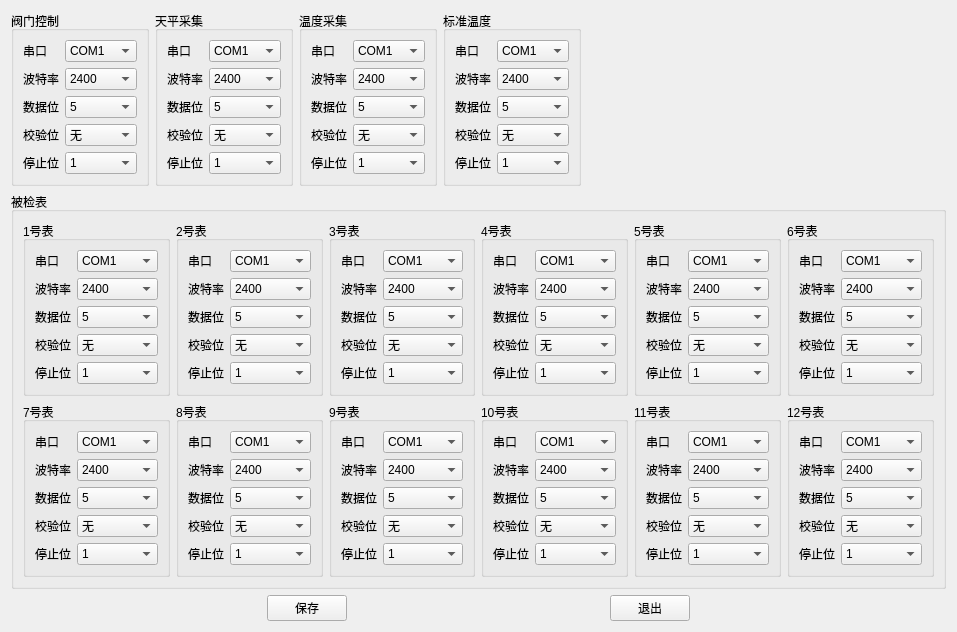
First picture: the form in source/comset/comsetdlg/ui/setcomfrm.ui, repository flimmy78/qtverify, before the edit.
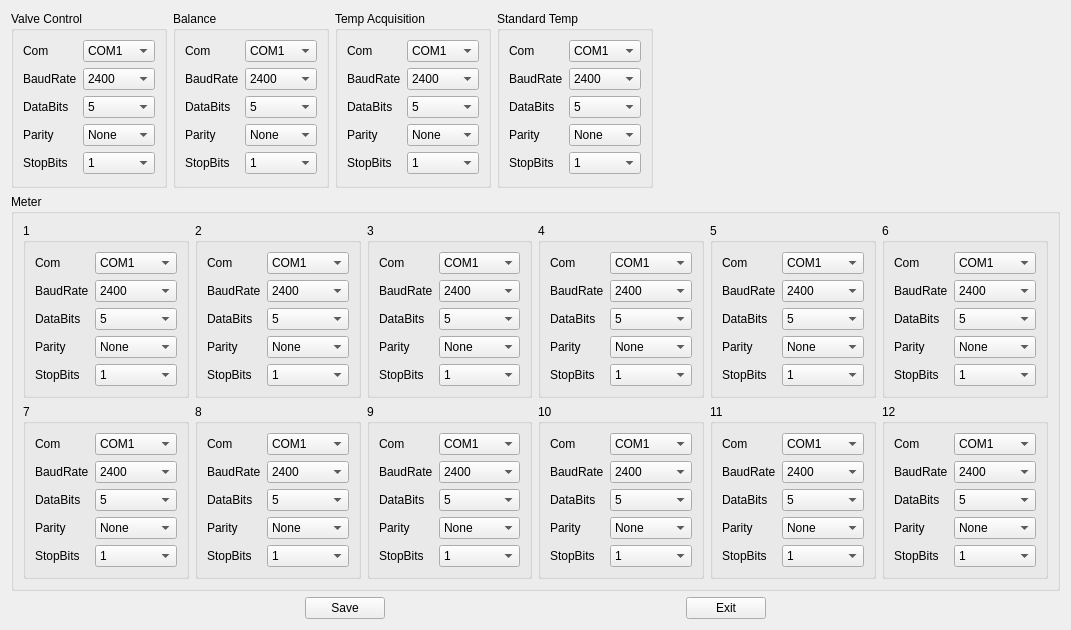
Second picture: the form after the edit.

The edit to the form file:
```diff
--- a/source/comset/comsetdlg/ui/setcomfrm.ui
+++ b/source/comset/comsetdlg/ui/setcomfrm.ui
@@ -6,7 +6,7 @@
    <rect>
     <x>0</x>
     <y>0</y>
-    <width>957</width>
+    <width>1071</width>
     <height>630</height>
    </rect>
   </property>
@@ -19,7 +19,7 @@
      <item row="0" column="0">
       <widget class="QGroupBox" name="gBoxValve">
        <property name="title">
-        <string>阀门控制</string>
+        <string>Valve Control</string>
        </property>
        <layout class="QGridLayout" name="gridLayout_4">
         <item row="0" column="0">
@@ -31,7 +31,7 @@
            </sizepolicy>
           </property>
           <property name="text">
-           <string>串口</string>
+           <string>Com</string>
           </property>
          </widget>
         </item>
@@ -142,7 +142,7 @@
         <item row="1" column="0">
          <widget class="QLabel" name="label_4">
           <property name="text">
-           <string>波特率</string>
+           <string>BaudRate</string>
           </property>
          </widget>
         </item>
@@ -188,7 +188,7 @@
         <item row="2" column="0">
          <widget class="QLabel" name="label_5">
           <property name="text">
-           <string>数据位</string>
+           <string>DataBits</string>
           </property>
          </widget>
         </item>
@@ -219,7 +219,7 @@
         <item row="3" column="0">
          <widget class="QLabel" name="label_6">
           <property name="text">
-           <string>校验位</string>
+           <string>Parity</string>
           </property>
          </widget>
         </item>
@@ -227,7 +227,7 @@
          <widget class="QComboBox" name="comboValveChkBit">
           <item>
            <property name="text">
-            <string>无</string>
+            <string>None</string>
            </property>
           </item>
           <item>
@@ -245,7 +245,7 @@
         <item row="4" column="0">
          <widget class="QLabel" name="label_7">
           <property name="text">
-           <string>停止位</string>
+           <string>StopBits</string>
           </property>
          </widget>
         </item>
@@ -274,7 +274,7 @@
      <item row="0" column="1">
       <widget class="QGroupBox" name="gBoxBalance">
        <property name="title">
-        <string>天平采集</string>
+        <string>Balance</string>
        </property>
        <layout class="QGridLayout" name="gridLayout">
         <item row="0" column="0">
@@ -286,7 +286,7 @@
            </sizepolicy>
           </property>
           <property name="text">
-           <string>串口</string>
+           <string>Com</string>
           </property>
          </widget>
         </item>
@@ -397,7 +397,7 @@
         <item row="1" column="0">
          <widget class="QLabel" name="label_10">
           <property name="text">
-           <string>波特率</string>
+           <string>BaudRate</string>
           </property>
          </widget>
         </item>
@@ -443,7 +443,7 @@
         <item row="2" column="0">
          <widget class="QLabel" name="label_8">
           <property name="text">
-           <string>数据位</string>
+           <string>DataBits</string>
           </property>
          </widget>
         </item>
@@ -474,7 +474,7 @@
         <item row="3" column="0">
          <widget class="QLabel" name="label_11">
           <property name="text">
-           <string>校验位</string>
+           <string>Parity</string>
           </property>
          </widget>
         </item>
@@ -482,7 +482,7 @@
          <widget class="QComboBox" name="comboBalChkBit">
           <item>
            <property name="text">
-            <string>无</string>
+            <string>None</string>
            </property>
           </item>
           <item>
@@ -500,7 +500,7 @@
         <item row="4" column="0">
          <widget class="QLabel" name="label_9">
           <property name="text">
-           <string>停止位</string>
+           <string>StopBits</string>
           </property>
          </widget>
         </item>
@@ -529,7 +529,7 @@
      <item row="0" column="2">
       <widget class="QGroupBox" name="gBoxTempSenor">
        <property name="title">
-        <string>温度采集</string>
+        <string>Temp Acquisition</string>
        </property>
        <layout class="QGridLayout" name="gridLayout_2">
         <item row="0" column="0">
@@ -541,7 +541,7 @@
            </sizepolicy>
           </property>
           <property name="text">
-           <string>串口</string>
+           <string>Com</string>
           </property>
          </widget>
         </item>
@@ -652,7 +652,7 @@
         <item row="1" column="0">
          <widget class="QLabel" name="label_15">
           <property name="text">
-           <string>波特率</string>
+           <string>BaudRate</string>
           </property>
          </widget>
         </item>
@@ -698,7 +698,7 @@
         <item row="2" column="0">
          <widget class="QLabel" name="label_13">
           <property name="text">
-           <string>数据位</string>
+           <string>DataBits</string>
           </property>
          </widget>
         </item>
@@ -729,7 +729,7 @@
         <item row="3" column="0">
          <widget class="QLabel" name="label_16">
           <property name="text">
-           <string>校验位</string>
+           <string>Parity</string>
           </property>
          </widget>
         </item>
@@ -737,7 +737,7 @@
          <widget class="QComboBox" name="comboTempChkBit">
           <item>
            <property name="text">
-            <string>无</string>
+            <string>None</string>
            </property>
           </item>
           <item>
@@ -755,7 +755,7 @@
         <item row="4" column="0">
          <widget class="QLabel" name="label_14">
           <property name="text">
-           <string>停止位</string>
+           <string>StopBits</string>
           </property>
          </widget>
         </item>
@@ -784,7 +784,7 @@
      <item row="0" column="3">
       <widget class="QGroupBox" name="gBoxStdTmpSensor">
        <property name="title">
-        <string>标准温度</string>
+        <string>Standard Temp</string>
        </property>
        <layout class="QGridLayout" name="gridLayout_3">
         <item row="0" column="0">
@@ -796,7 +796,7 @@
            </sizepolicy>
           </property>
           <property name="text">
-           <string>串口</string>
+           <string>Com</string>
           </property>
          </widget>
         </item>
@@ -907,7 +907,7 @@
         <item row="1" column="0">
          <widget class="QLabel" name="label_20">
           <property name="text">
-           <string>波特率</string>
+           <string>BaudRate</string>
           </property>
          </widget>
         </item>
@@ -953,7 +953,7 @@
         <item row="2" column="0">
          <widget class="QLabel" name="label_18">
           <property name="text">
-           <string>数据位</string>
+           <string>DataBits</string>
           </property>
          </widget>
         </item>
@@ -984,7 +984,7 @@
         <item row="3" column="0">
          <widget class="QLabel" name="label_21">
           <property name="text">
-           <string>校验位</string>
+           <string>Parity</string>
           </property>
          </widget>
         </item>
@@ -992,7 +992,7 @@
          <widget class="QComboBox" name="comboStdTmpChkBit">
           <item>
            <property name="text">
-            <string>无</string>
+            <string>None</string>
            </property>
           </item>
           <item>
@@ -1010,7 +1010,7 @@
         <item row="4" column="0">
          <widget class="QLabel" name="label_19">
           <property name="text">
-           <string>停止位</string>
+           <string>StopBits</string>
           </property>
          </widget>
         </item>
@@ -1054,13 +1054,13 @@
    <item row="1" column="0">
     <widget class="QGroupBox" name="gBoxMeters">
      <property name="title">
-      <string>被检表</string>
+      <string>Meter</string>
      </property>
      <layout class="QGridLayout" name="gridLayout_17">
       <item row="0" column="0">
        <widget class="QGroupBox" name="gBoxMeter_1">
         <property name="title">
-         <string>1号表</string>
+         <string>1</string>
         </property>
         <layout class="QGridLayout" name="gridLayout_5">
          <item row="0" column="0">
@@ -1072,7 +1072,7 @@
             </sizepolicy>
            </property>
            <property name="text">
-            <string>串口</string>
+            <string>Com</string>
            </property>
           </widget>
          </item>
@@ -1183,7 +1183,7 @@
          <item row="1" column="0">
           <widget class="QLabel" name="label_24">
            <property name="text">
-            <string>波特率</string>
+            <string>BaudRate</string>
            </property>
           </widget>
          </item>
@@ -1229,7 +1229,7 @@
          <item row="2" column="0">
           <widget class="QLabel" name="label_25">
            <property name="text">
-            <string>数据位</string>
+            <string>DataBits</string>
            </property>
           </widget>
          </item>
@@ -1260,7 +1260,7 @@
          <item row="3" column="0">
           <widget class="QLabel" name="label_26">
            <property name="text">
-            <string>校验位</string>
+            <string>Parity</string>
            </property>
           </widget>
          </item>
@@ -1268,7 +1268,7 @@
           <widget class="QComboBox" name="comboMeterChkBit_1">
            <item>
             <property name="text">
-             <string>无</string>
+             <string>None</string>
             </property>
            </item>
            <item>
@@ -1286,7 +1286,7 @@
          <item row="4" column="0">
           <widget class="QLabel" name="label_27">
            <property name="text">
-            <string>停止位</string>
+            <string>StopBits</string>
            </property>
           </widget>
          </item>
@@ -1315,7 +1315,7 @@
       <item row="0" column="1">
        <widget class="QGroupBox" name="gBoxMeter_2">
         <property name="title">
-         <string>2号表</string>
+         <string>2</string>
         </property>
         <layout class="QGridLayout" name="gridLayout_6">
          <item row="0" column="0">
@@ -1327,7 +1327,7 @@
             </sizepolicy>
            </property>
            <property name="text">
-            <string>串口</string>
+            <string>Com</string>
            </property>
           </widget>
          </item>
@@ -1438,7 +1438,7 @@
          <item row="1" column="0">
           <widget class="QLabel" name="label_29">
            <property name="text">
-            <string>波特率</string>
+            <string>BaudRate</string>
            </property>
           </widget>
          </item>
@@ -1484,7 +1484,7 @@
          <item row="2" column="0">
           <widget class="QLabel" name="label_30">
            <property name="text">
-            <string>数据位</string>
+            <string>DataBits</string>
            </property>
           </widget>
          </item>
@@ -1515,7 +1515,7 @@
          <item row="3" column="0">
           <widget class="QLabel" name="label_31">
            <property name="text">
-            <string>校验位</string>
+            <string>Parity</string>
            </property>
           </widget>
          </item>
@@ -1523,7 +1523,7 @@
           <widget class="QComboBox" name="comboMeterChkBit_2">
            <item>
             <property name="text">
-             <string>无</string>
+             <string>None</string>
             </property>
            </item>
            <item>
@@ -1541,7 +1541,7 @@
          <item row="4" column="0">
           <widget class="QLabel" name="label_32">
            <property name="text">
-            <string>停止位</string>
+            <string>StopBits</string>
            </property>
           </widget>
          </item>
@@ -1570,7 +1570,7 @@
       <item row="0" column="2">
        <widget class="QGroupBox" name="gBoxMeter_3">
         <property name="title">
-         <string>3号表</string>
+         <string>3</string>
         </property>
         <layout class="QGridLayout" name="gridLayout_7">
          <item row="0" column="0">
@@ -1582,7 +1582,7 @@
             </sizepolicy>
            </property>
            <property name="text">
-            <string>串口</string>
+            <string>Com</string>
            </property>
           </widget>
          </item>
@@ -1693,7 +1693,7 @@
          <item row="1" column="0">
           <widget class="QLabel" name="label_34">
            <property name="text">
-            <string>波特率</string>
+            <string>BaudRate</string>
            </property>
           </widget>
          </item>
@@ -1739,7 +1739,7 @@
          <item row="2" column="0">
           <widget class="QLabel" name="label_35">
            <property name="text">
-            <string>数据位</string>
+            <string>DataBits</string>
            </property>
           </widget>
          </item>
@@ -1770,7 +1770,7 @@
          <item row="3" column="0">
           <widget class="QLabel" name="label_36">
            <property name="text">
-            <string>校验位</string>
+            <string>Parity</string>
            </property>
           </widget>
          </item>
@@ -1778,7 +1778,7 @@
           <widget class="QComboBox" name="comboMeterChkBit_3">
            <item>
             <property name="text">
-             <string>无</string>
+             <string>None</string>
             </property>
            </item>
            <item>
@@ -1796,7 +1796,7 @@
          <item row="4" column="0">
           <widget class="QLabel" name="label_37">
            <property name="text">
-            <string>停止位</string>
+            <string>StopBits</string>
            </property>
           </widget>
          </item>
@@ -1825,7 +1825,7 @@
       <item row="0" column="3">
        <widget class="QGroupBox" name="gBoxMeter_4">
         <property name="title">
-         <string>4号表</string>
+         <string>4</string>
         </property>
         <layout class="QGridLayout" name="gridLayout_8">
          <item row="0" column="0">
@@ -1837,7 +1837,7 @@
             </sizepolicy>
            </property>
            <property name="text">
-            <string>串口</string>
+            <string>Com</string>
            </property>
           </widget>
          </item>
@@ -1948,7 +1948,7 @@
          <item row="1" column="0">
           <widget class="QLabel" name="label_39">
            <property name="text">
-            <string>波特率</string>
+            <string>BaudRate</string>
            </property>
           </widget>
          </item>
@@ -1994,7 +1994,7 @@
          <item row="2" column="0">
           <widget class="QLabel" name="label_40">
            <property name="text">
-            <string>数据位</string>
+            <string>DataBits</string>
            </property>
           </widget>
          </item>
@@ -2025,7 +2025,7 @@
          <item row="3" column="0">
           <widget class="QLabel" name="label_41">
            <property name="text">
-            <string>校验位</string>
+            <string>Parity</string>
            </property>
           </widget>
          </item>
@@ -2033,7 +2033,7 @@
           <widget class="QComboBox" name="comboMeterChkBit_4">
            <item>
             <property name="text">
-             <string>无</string>
+             <string>None</string>
             </property>
            </item>
            <item>
@@ -2051,7 +2051,7 @@
          <item row="4" column="0">
           <widget class="QLabel" name="label_42">
            <property name="text">
-            <string>停止位</string>
+            <string>StopBits</string>
            </property>
           </widget>
          </item>
@@ -2080,7 +2080,7 @@
       <item row="0" column="4">
        <widget class="QGroupBox" name="gBoxMeter_5">
         <property name="title">
-         <string>5号表</string>
+         <string>5</string>
         </property>
         <layout class="QGridLayout" name="gridLayout_9">
          <item row="0" column="0">
@@ -2092,7 +2092,7 @@
             </sizepolicy>
            </property>
            <property name="text">
-            <string>串口</string>
+            <string>Com</string>
            </property>
           </widget>
          </item>
@@ -2203,7 +2203,7 @@
          <item row="1" column="0">
           <widget class="QLabel" name="label_44">
            <property name="text">
-            <string>波特率</string>
+            <string>BaudRate</string>
            </property>
           </widget>
          </item>
@@ -2249,7 +2249,7 @@
          <item row="2" column="0">
           <widget class="QLabel" name="label_45">
            <property name="text">
-            <string>数据位</string>
+            <string>DataBits</string>
            </property>
           </widget>
          </item>
@@ -2280,7 +2280,7 @@
          <item row="3" column="0">
           <widget class="QLabel" name="label_46">
            <property name="text">
-            <string>校验位</string>
+            <string>Parity</string>
            </property>
           </widget>
          </item>
@@ -2288,7 +2288,7 @@
           <widget class="QComboBox" name="comboMeterChkBit_5">
            <item>
             <property name="text">
-             <string>无</string>
+             <string>None</string>
             </property>
            </item>
            <item>
@@ -2306,7 +2306,7 @@
          <item row="4" column="0">
           <widget class="QLabel" name="label_47">
            <property name="text">
-            <string>停止位</string>
+            <string>StopBits</string>
            </property>
           </widget>
          </item>
@@ -2335,7 +2335,7 @@
       <item row="0" column="5">
        <widget class="QGroupBox" name="gBoxMeter_6">
         <property name="title">
-         <string>6号表</string>
+         <string>6</string>
         </property>
         <layout class="QGridLayout" name="gridLayout_10">
          <item row="0" column="0">
@@ -2347,7 +2347,7 @@
             </sizepolicy>
            </property>
            <property name="text">
-            <string>串口</string>
+            <string>Com</string>
            </property>
           </widget>
          </item>
@@ -2458,7 +2458,7 @@
          <item row="1" column="0">
           <widget class="QLabel" name="label_49">
            <property name="text">
-            <string>波特率</string>
+            <string>BaudRate</string>
            </property>
           </widget>
          </item>
@@ -2504,7 +2504,7 @@
          <item row="2" column="0">
           <widget class="QLabel" name="label_50">
            <property name="text">
-            <string>数据位</string>
+            <string>DataBits</string>
            </property>
           </widget>
          </item>
@@ -2535,7 +2535,7 @@
          <item row="3" column="0">
           <widget class="QLabel" name="label_51">
            <property name="text">
-            <string>校验位</string>
+            <string>Parity</string>
            </property>
           </widget>
          </item>
@@ -2543,7 +2543,7 @@
           <widget class="QComboBox" name="comboMeterChkBit_6">
            <item>
             <property name="text">
-             <string>无</string>
+             <string>None</string>
             </property>
            </item>
            <item>
@@ -2561,7 +2561,7 @@
          <item row="4" column="0">
           <widget class="QLabel" name="label_52">
            <property name="text">
-            <string>停止位</string>
+            <string>StopBits</string>
            </property>
           </widget>
          </item>
@@ -2590,7 +2590,7 @@
       <item row="1" column="0">
        <widget class="QGroupBox" name="gBoxMeter_7">
         <property name="title">
-         <string>7号表</string>
+         <string>7</string>
         </property>
         <layout class="QGridLayout" name="gridLayout_11">
          <item row="0" column="0">
@@ -2602,7 +2602,7 @@
             </sizepolicy>
            </property>
            <property name="text">
-            <string>串口</string>
+            <string>Com</string>
            </property>
           </widget>
          </item>
@@ -2713,7 +2713,7 @@
          <item row="1" column="0">
           <widget class="QLabel" name="label_54">
            <property name="text">
-            <string>波特率</string>
+            <string>BaudRate</string>
            </property>
           </widget>
          </item>
@@ -2759,7 +2759,7 @@
          <item row="2" column="0">
           <widget class="QLabel" name="label_55">
            <property name="text">
-            <string>数据位</string>
+            <string>DataBits</string>
            </property>
           </widget>
          </item>
@@ -2790,7 +2790,7 @@
          <item row="3" column="0">
           <widget class="QLabel" name="label_56">
            <property name="text">
-            <string>校验位</string>
+            <string>Parity</string>
            </property>
           </widget>
          </item>
@@ -2798,7 +2798,7 @@
           <widget class="QComboBox" name="comboMeterChkBit_7">
            <item>
             <property name="text">
-             <string>无</string>
+             <string>None</string>
             </property>
            </item>
            <item>
@@ -2816,7 +2816,7 @@
          <item row="4" column="0">
           <widget class="QLabel" name="label_57">
            <property name="text">
-            <string>停止位</string>
+            <string>StopBits</string>
            </property>
           </widget>
          </item>
@@ -2845,7 +2845,7 @@
       <item row="1" column="1">
        <widget class="QGroupBox" name="gBoxMeter_8">
         <property name="title">
-         <string>8号表</string>
+         <string>8</string>
         </property>
         <layout class="QGridLayout" name="gridLayout_12">
          <item row="0" column="0">
@@ -2857,7 +2857,7 @@
             </sizepolicy>
            </property>
            <property name="text">
-            <string>串口</string>
+            <string>Com</string>
            </property>
           </widget>
          </item>
@@ -2968,7 +2968,7 @@
          <item row="1" column="0">
           <widget class="QLabel" name="label_59">
            <property name="text">
-            <string>波特率</string>
+            <string>BaudRate</string>
            </property>
           </widget>
          </item>
@@ -3014,7 +3014,7 @@
          <item row="2" column="0">
           <widget class="QLabel" name="label_60">
            <property name="text">
-            <string>数据位</string>
+            <string>DataBits</string>
            </property>
           </widget>
          </item>
@@ -3045,7 +3045,7 @@
          <item row="3" column="0">
           <widget class="QLabel" name="label_61">
            <property name="text">
-            <string>校验位</string>
+            <string>Parity</string>
            </property>
           </widget>
          </item>
@@ -3053,7 +3053,7 @@
           <widget class="QComboBox" name="comboMeterChkBit_8">
            <item>
             <property name="text">
-             <string>无</string>
+             <string>None</string>
             </property>
            </item>
            <item>
@@ -3071,7 +3071,7 @@
          <item row="4" column="0">
           <widget class="QLabel" name="label_62">
            <property name="text">
-            <string>停止位</string>
+            <string>StopBits</string>
            </property>
           </widget>
          </item>
@@ -3100,7 +3100,7 @@
       <item row="1" column="2">
        <widget class="QGroupBox" name="gBoxMeter_9">
         <property name="title">
-         <string>9号表</string>
+         <string>9</string>
         </property>
         <layout class="QGridLayout" name="gridLayout_13">
          <item row="0" column="0">
@@ -3112,7 +3112,7 @@
             </sizepolicy>
            </property>
            <property name="text">
-            <string>串口</string>
+            <string>Com</string>
            </property>
           </widget>
          </item>
@@ -3223,7 +3223,7 @@
          <item row="1" column="0">
           <widget class="QLabel" name="label_64">
            <property name="text">
-            <string>波特率</string>
+            <string>BaudRate</string>
            </property>
           </widget>
          </item>
@@ -3269,7 +3269,7 @@
          <item row="2" column="0">
           <widget class="QLabel" name="label_65">
            <property name="text">
-            <string>数据位</string>
+            <string>DataBits</string>
            </property>
           </widget>
          </item>
@@ -3300,7 +3300,7 @@
          <item row="3" column="0">
           <widget class="QLabel" name="label_66">
            <property name="text">
-            <string>校验位</string>
+            <string>Parity</string>
            </property>
           </widget>
          </item>
@@ -3308,7 +3308,7 @@
           <widget class="QComboBox" name="comboMeterChkBit_9">
            <item>
             <property name="text">
-             <string>无</string>
+             <string>None</string>
             </property>
            </item>
            <item>
@@ -3326,7 +3326,7 @@
          <item row="4" column="0">
           <widget class="QLabel" name="label_67">
            <property name="text">
-            <string>停止位</string>
+            <string>StopBits</string>
            </property>
           </widget>
          </item>
@@ -3355,7 +3355,7 @@
       <item row="1" column="3">
        <widget class="QGroupBox" name="gBoxMeter_10">
         <property name="title">
-         <string>10号表</string>
+         <string>10</string>
         </property>
         <layout class="QGridLayout" name="gridLayout_14">
          <item row="0" column="0">
@@ -3367,7 +3367,7 @@
             </sizepolicy>
            </property>
            <property name="text">
-            <string>串口</string>
+            <string>Com</string>
            </property>
           </widget>
          </item>
@@ -3478,7 +3478,7 @@
          <item row="1" column="0">
           <widget class="QLabel" name="label_69">
            <property name="text">
-            <string>波特率</string>
+            <string>BaudRate</string>
            </property>
           </widget>
          </item>
@@ -3524,7 +3524,7 @@
          <item row="2" column="0">
           <widget class="QLabel" name="label_70">
            <property name="text">
-            <string>数据位</string>
+            <string>DataBits</string>
            </property>
           </widget>
          </item>
@@ -3555,7 +3555,7 @@
          <item row="3" column="0">
           <widget class="QLabel" name="label_71">
            <property name="text">
-            <string>校验位</string>
+            <string>Parity</string>
            </property>
           </widget>
          </item>
@@ -3563,7 +3563,7 @@
           <widget class="QComboBox" name="comboMeterChkBit_10">
            <item>
             <property name="text">
-             <string>无</string>
+             <string>None</string>
             </property>
            </item>
            <item>
@@ -3581,7 +3581,7 @@
          <item row="4" column="0">
           <widget class="QLabel" name="label_72">
            <property name="text">
-            <string>停止位</string>
+            <string>StopBits</string>
            </property>
           </widget>
          </item>
@@ -3610,7 +3610,7 @@
       <item row="1" column="4">
        <widget class="QGroupBox" name="gBoxMeter_11">
         <property name="title">
-         <string>11号表</string>
+         <string>11</string>
         </property>
         <layout class="QGridLayout" name="gridLayout_15">
          <item row="0" column="0">
@@ -3622,7 +3622,7 @@
             </sizepolicy>
            </property>
            <property name="text">
-            <string>串口</string>
+            <string>Com</string>
            </property>
           </widget>
          </item>
@@ -3733,7 +3733,7 @@
          <item row="1" column="0">
           <widget class="QLabel" name="label_74">
            <property name="text">
-            <string>波特率</string>
+            <string>BaudRate</string>
            </property>
           </widget>
          </item>
@@ -3779,7 +3779,7 @@
          <item row="2" column="0">
           <widget class="QLabel" name="label_75">
            <property name="text">
-            <string>数据位</string>
+            <string>DataBits</string>
            </property>
           </widget>
          </item>
@@ -3810,7 +3810,7 @@
          <item row="3" column="0">
           <widget class="QLabel" name="label_76">
            <property name="text">
-            <string>校验位</string>
+            <string>Parity</string>
            </property>
           </widget>
          </item>
@@ -3818,7 +3818,7 @@
           <widget class="QComboBox" name="comboMeterChkBit_11">
            <item>
             <property name="text">
-             <string>无</string>
+             <string>None</string>
             </property>
            </item>
            <item>
@@ -3836,7 +3836,7 @@
          <item row="4" column="0">
           <widget class="QLabel" name="label_77">
            <property name="text">
-            <string>停止位</string>
+            <string>StopBits</string>
            </property>
           </widget>
          </item>
@@ -3865,7 +3865,7 @@
       <item row="1" column="5">
        <widget class="QGroupBox" name="gBoxMeter_12">
         <property name="title">
-         <string>12号表</string>
+         <string>12</string>
         </property>
         <layout class="QGridLayout" name="gridLayout_16">
          <item row="0" column="0">
@@ -3877,7 +3877,7 @@
             </sizepolicy>
            </property>
            <property name="text">
-            <string>串口</string>
+            <string>Com</string>
            </property>
           </widget>
          </item>
@@ -3988,7 +3988,7 @@
          <item row="1" column="0">
           <widget class="QLabel" name="label_79">
            <property name="text">
-            <string>波特率</string>
+            <string>BaudRate</string>
            </property>
           </widget>
          </item>
@@ -4034,7 +4034,7 @@
          <item row="2" column="0">
           <widget class="QLabel" name="label_80">
            <property name="text">
-            <string>数据位</string>
+            <string>DataBits</string>
            </property>
           </widget>
          </item>
@@ -4065,7 +4065,7 @@
          <item row="3" column="0">
           <widget class="QLabel" name="label_81">
            <property name="text">
-            <string>校验位</string>
+            <string>Parity</string>
            </property>
           </widget>
          </item>
@@ -4073,7 +4073,7 @@
           <widget class="QComboBox" name="comboMeterChkBit_12">
            <item>
             <property name="text">
-             <string>无</string>
+             <string>None</string>
             </property>
            </item>
            <item>
@@ -4091,7 +4091,7 @@
          <item row="4" column="0">
           <widget class="QLabel" name="label_82">
            <property name="text">
-            <string>停止位</string>
+            <string>StopBits</string>
            </property>
           </widget>
          </item>
@@ -4138,7 +4138,7 @@
      <item>
       <widget class="QPushButton" name="btnSave">
        <property name="text">
-        <string>保存</string>
+        <string>Save</string>
        </property>
       </widget>
      </item>
@@ -4158,7 +4158,7 @@
      <item>
       <widget class="QPushButton" name="btnExit">
        <property name="text">
-        <string>退出</string>
+        <string>Exit</string>
        </property>
       </widget>
      </item>
```
Left out of the diff: 64 changed lines with no effect on the pictures.
